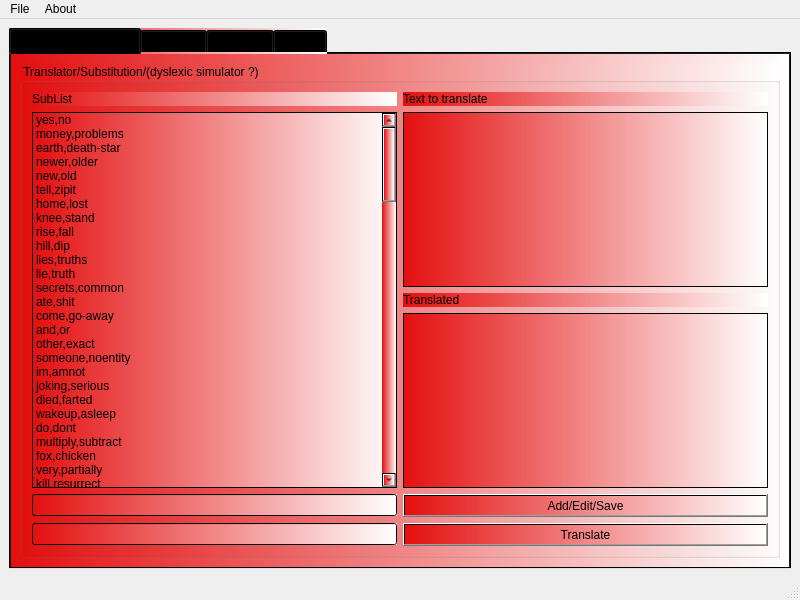
Old version of the form mainwindow.ui in the repository netpipe/RightHand.
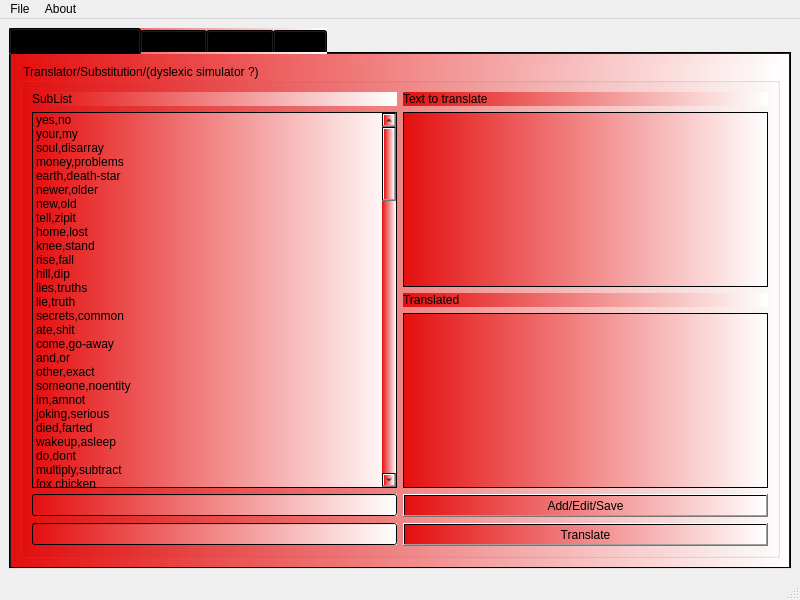
New version of the form.

Diff of the .ui file:
```diff
--- a/mainwindow.ui
+++ b/mainwindow.ui
@@ -88,6 +88,16 @@
                <string>yes,no</string>
               </property>
              </item>
+             <item>
+              <property name="text">
+               <string>your,my</string>
+              </property>
+             </item>
+             <item>
+              <property name="text">
+               <string>soul,disarray</string>
+              </property>
+             </item>
              <item>
               <property name="text">
                <string>money,problems</string>
```
